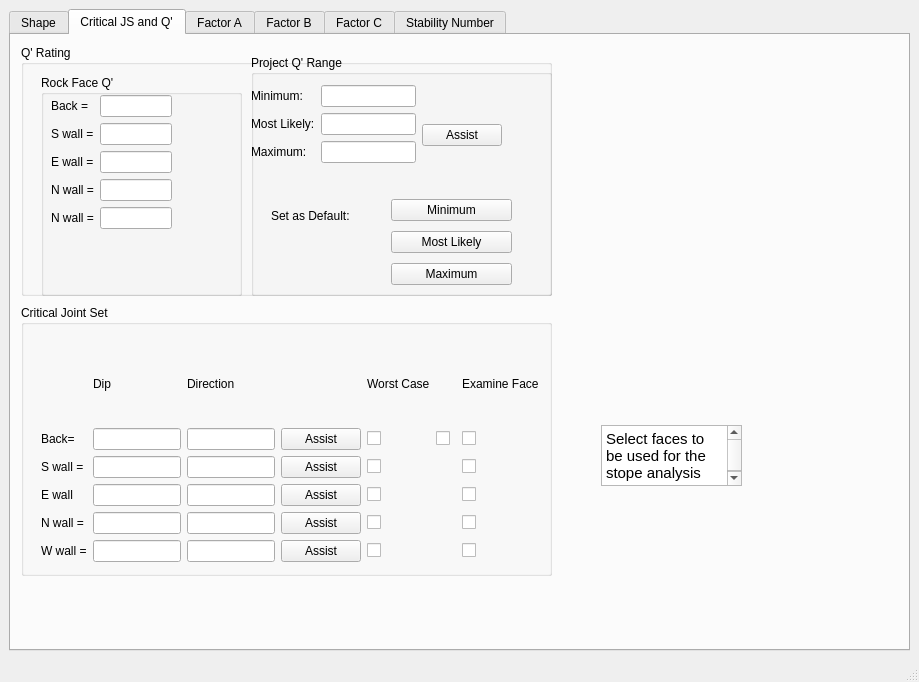
The window that mining.ui (amithreddy/ground-control-tool) describes before a commit, drawn with Qt 5.
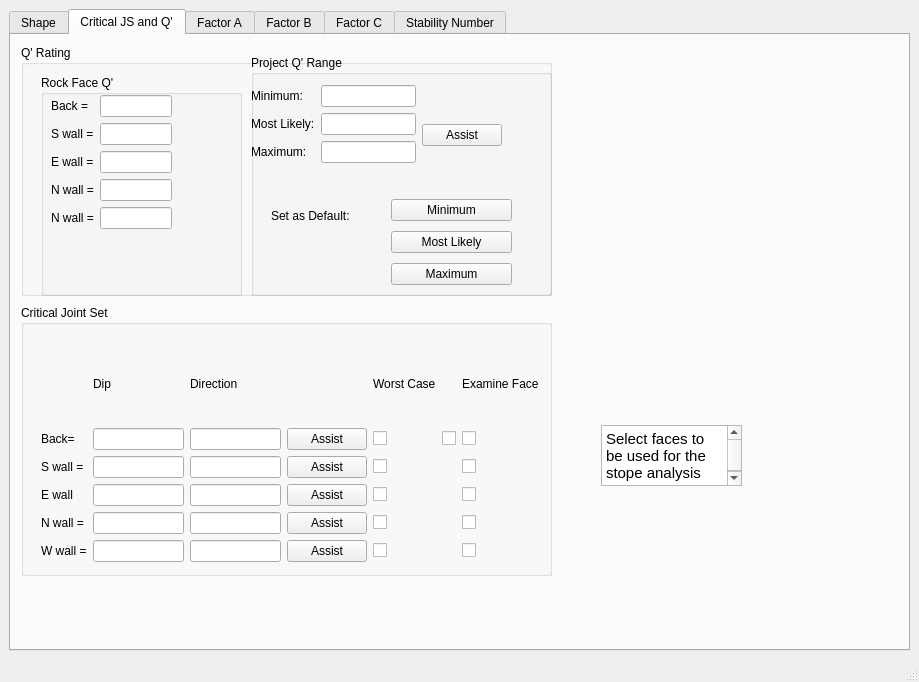
The same window after the commit. The open tabs and pages were chosen to show the change.

What changed in the file:
```diff
--- a/mining.ui
+++ b/mining.ui
@@ -326,7 +326,7 @@
             <string/>
            </property>
           </widget>
-          <widget class="QWidget" name="">
+          <widget class="QWidget" name="layoutWidget">
            <property name="geometry">
             <rect>
              <x>20</x>
@@ -567,19 +567,6 @@
               </property>
              </widget>
             </item>
-            <item row="2" column="5">
-             <spacer name="horizontalSpacer">
-              <property name="orientation">
-               <enum>Qt::Horizontal</enum>
-              </property>
-              <property name="sizeHint" stdset="0">
-               <size>
-                <width>40</width>
-                <height>20</height>
-               </size>
-              </property>
-             </spacer>
-            </item>
             <item row="1" column="5">
              <widget class="QCheckBox" name="checkBox_8">
               <property name="text">
```
Left out of the diff: 4 changed lines with no effect on the pictures.
